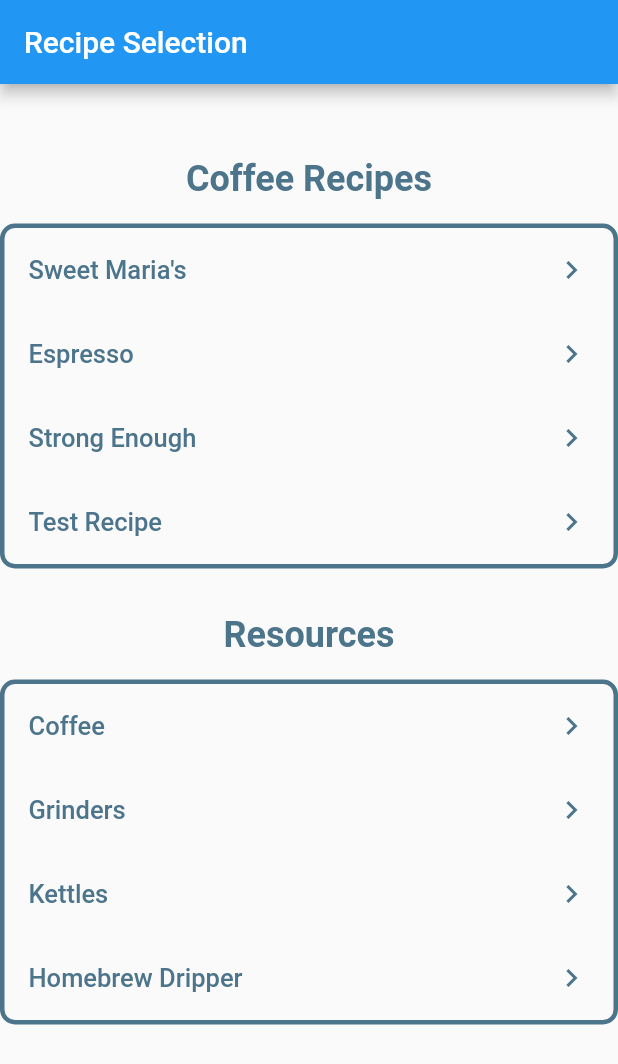
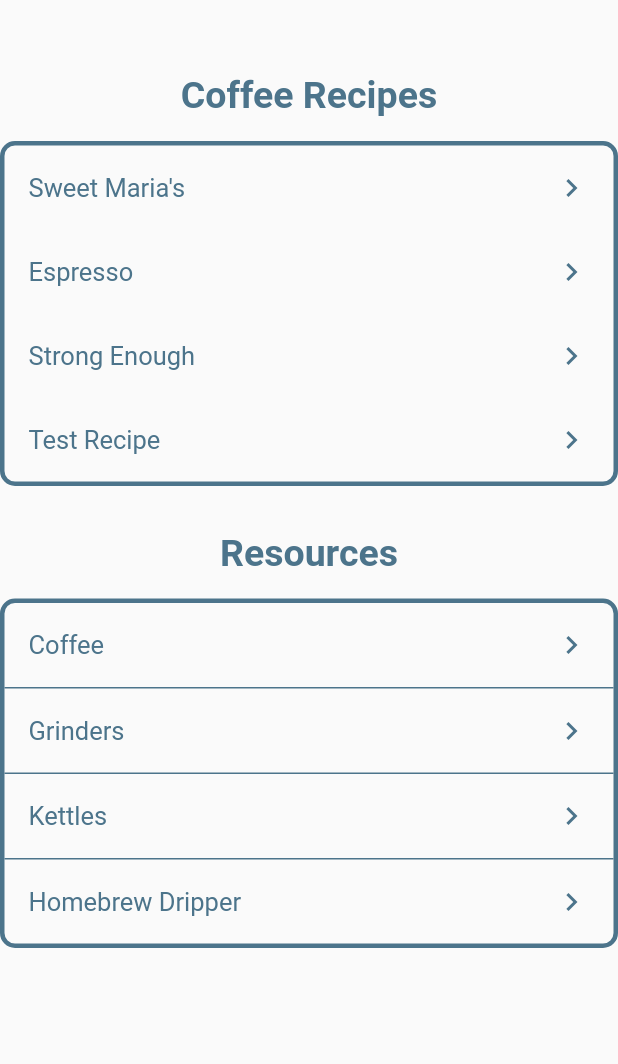
Before and after one commit to DarckHorse/software_engineering_assign_1, a Flutter app: the screen it shows after launch, on a phone screen of 412 x 824 dp. Shown: the top 1064 px of the screen. Run offline on Flutter 3.47's test engine with Material 2 defaults, Android fonts, the phone set to English and light mode, and no system bars.

Commit message:
made changes to the selection screen

```diff
--- a/lib/screens/recipe_selection_screen.dart
+++ b/lib/screens/recipe_selection_screen.dart
@@ -10,9 +10,7 @@ class RecipeSelectionScreen extends StatelessWidget {
   @override
   Widget build(BuildContext context) {
     return Scaffold(
-      appBar: AppBar(
-        title: Text("Recipe Selection"),
-      ),
+
       body: ListView(
         children: [
           Padding(padding: EdgeInsets.all(24.5)),
@@ -21,7 +19,7 @@ class RecipeSelectionScreen extends StatelessWidget {
             key: Key("coffee-recipes-text"),
             style: TextStyle(
               color: Color(0xff4C748B),
-              fontSize: 24,
+              fontSize: 25,
               fontWeight: FontWeight.w700,
             ),
             textAlign: TextAlign.center,
@@ -34,7 +32,7 @@ class RecipeSelectionScreen extends StatelessWidget {
             key: Key("resources-text"),
             style: TextStyle(
               color: Color(0xff4C748B),
-              fontSize: 24,
+              fontSize: 25,
               fontWeight: FontWeight.w700,
             ),
             textAlign: TextAlign.center,
@@ -59,17 +57,20 @@ class RecipeList extends StatelessWidget {
             width: 3,
           ),
           borderRadius: BorderRadius.circular(10.0),
+
         ),
         child: Column(
           children: [
+
             for (CoffeeRecipe recipe in recipes)
               ListTile(
                   title: Text(recipe.name,
                       style: TextStyle(
                           color: Color(0xff4C748B),
-                          fontWeight: FontWeight.w500,
+                          fontWeight: FontWeight.w400,
                           fontSize: 17)),
                   trailing: Icon(Icons.chevron_right, color: Color(0xff4C748B)),
+
                   onTap: () {
                     Navigator.push(
                       context,
@@ -79,6 +80,7 @@ class RecipeList extends StatelessWidget {
                   }),
           ],
         ));
+
   }
 }
 
@@ -101,37 +103,58 @@ class ResourceList extends StatelessWidget {
               title: Text("Coffee",
                   style: TextStyle(
                       color: Color(0xff4C748B),
-                      fontWeight: FontWeight.w500,
+                      fontWeight: FontWeight.w400,
                       fontSize: 17)),
               trailing: Icon(Icons.chevron_right, color: Color(0xff4C748B)),
             ),
+             Container(
+                    height: 1,
+                    child: Divider(
+                      color: Color(0xFF4C748B),
+                      thickness: 1,
+                    ),
+                  ),
             ListTile(
               onTap: () => launch(
                   'https://nymag.com/strategist/article/best-coffee-grinders.html'),
               title: Text("Grinders",
                   style: TextStyle(
                       color: Color(0xff4C748B),
-                      fontWeight: FontWeight.w500,
+                      fontWeight: FontWeight.w400,
                       fontSize: 17)),
               trailing: Icon(Icons.chevron_right, color: Color(0xff4C748B)),
             ),
+             Container(
+                    height: 1,
+                    child: Divider(
+                      color: Color(0xFF4C748B),
+                      thickness: 1,
+                    ),
+                  ),
             ListTile(
               onTap: () =>
                   launch('https://nypost.com/article/best-tea-kettles/'),
               title: Text("Kettles",
                   style: TextStyle(
                       color: Color(0xff4C748B),
-                      fontWeight: FontWeight.w500,
+                      fontWeight: FontWeight.w400,
                       fontSize: 17)),
               trailing: Icon(Icons.chevron_right, color: Color(0xff4C748B)),
             ),
+             Container(
+                    height: 1,
+                    child: Divider(
+                      color: Color(0xFF4C748B),
+                      thickness: 1,
+                    ),
+                  ),
             ListTile(
               onTap: () => launch(
                   'https://www.homegrounds.co/best-pour-over-coffee-makers/'),
               title: Text("Homebrew Dripper",
                   style: TextStyle(
                       color: Color(0xff4C748B),
-                      fontWeight: FontWeight.w500,
+                      fontWeight: FontWeight.w400,
                       fontSize: 17)),
               trailing: Icon(Icons.chevron_right, color: Color(0xff4C748B)),
             )
```
